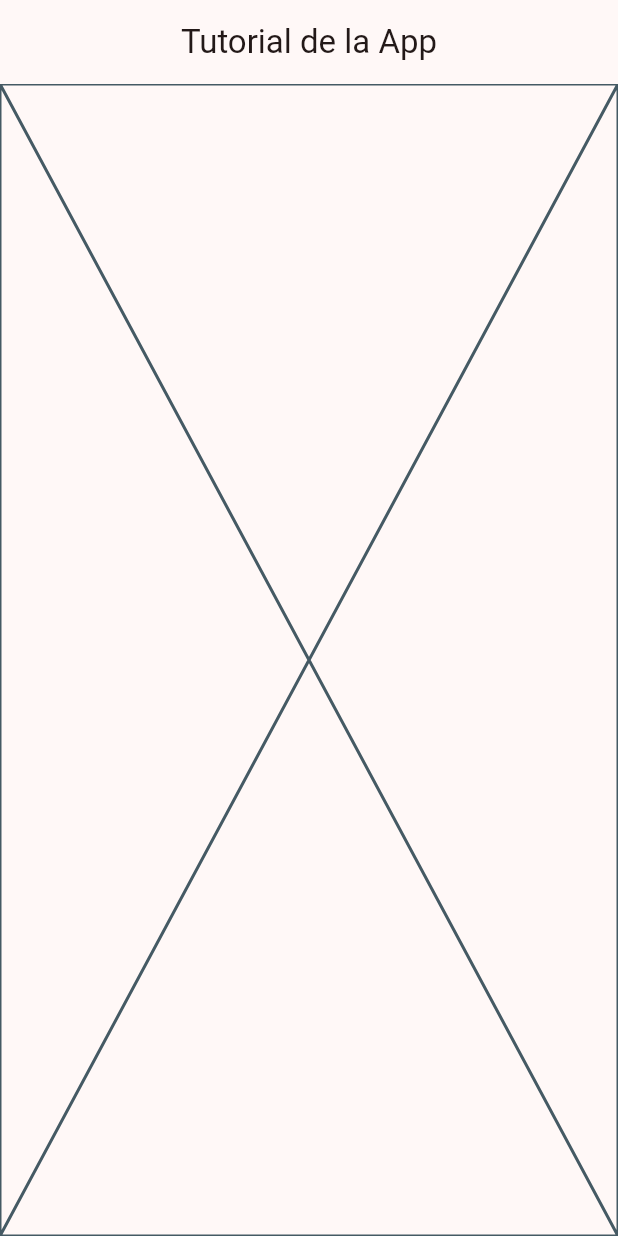
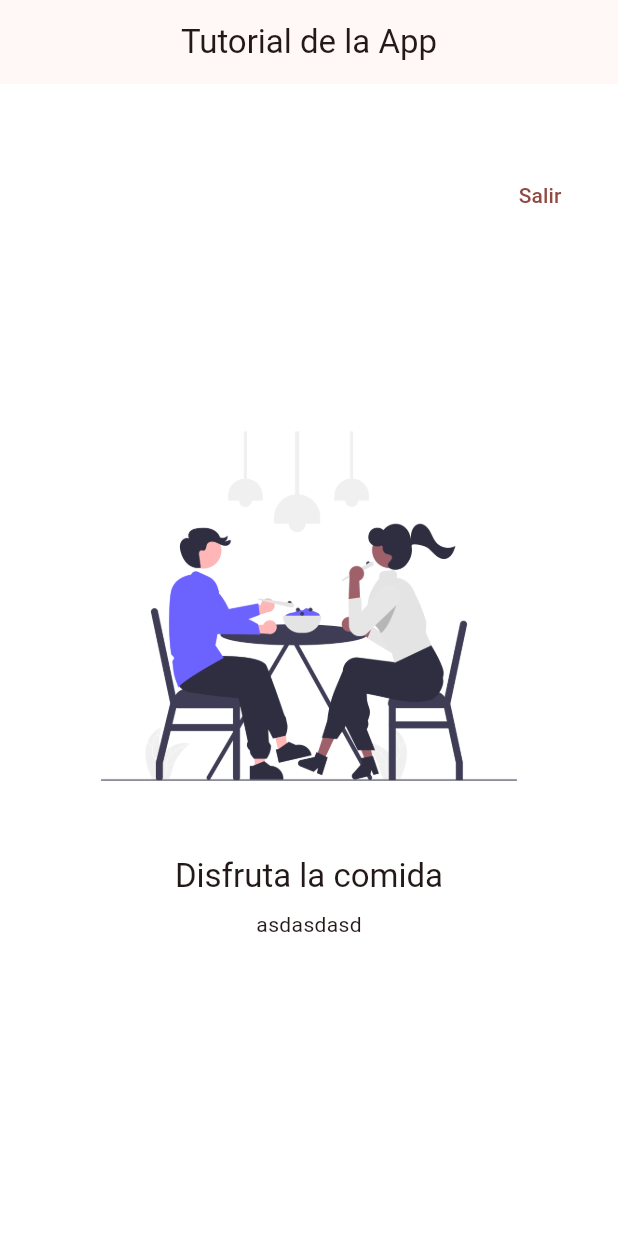
Before and after one commit to GastonGaitan/Widgets-App, a Flutter app: the AppTutorialScreen screen opened by its route, swiped to page 3, on a phone screen of 412 x 824 dp. Run offline on Flutter 3.47's test engine with Material 3 defaults, Android fonts, the phone set to English and light mode, and no system bars; our stand-ins replace go_router.

Commit message:
adding changes

```diff
--- a/lib/presentation/screens/app_tutorial/app_tutorial_screen.dart
+++ b/lib/presentation/screens/app_tutorial/app_tutorial_screen.dart
@@ -1,4 +1,5 @@
 import 'package:flutter/material.dart';
+import 'package:go_router/go_router.dart';
 
 class SlideInfo {
   final String title;
@@ -14,24 +15,60 @@ final slides = <SlideInfo>[
   SlideInfo('Disfruta la comida', 'asdasdasd', 'assets/images/3.png'),
 ];
 
-class AppTutorialScreen extends StatelessWidget {
+class AppTutorialScreen extends StatefulWidget {
   static const name = 'app_tutorial';
 
   const AppTutorialScreen({super.key});
 
   @override
+  State<AppTutorialScreen> createState() => _AppTutorialScreenState();
+}
+
+class _AppTutorialScreenState extends State<AppTutorialScreen> {
+
+  final PageController pageViewController = PageController();
+
+  @override
+  void initState() {
+    super.initState();
+    pageViewController.addListener(() {
+      print('${pageViewController.page}');
+    });
+
+  }
+
+  @override
   Widget build(BuildContext context) {
     return Scaffold(
+      backgroundColor: Colors.white,
       appBar: AppBar(
         title: const Text('Tutorial de la App'),
       ),
-        body: PageView(
+      body: Stack(
+        children: [
+          PageView(
+            controller: pageViewController,
             physics: const BouncingScrollPhysics(),
             children: slides
                 .map((slideData) => _Slide(
-                  slideData.title, slideData.caption, slideData.imageUrl))
+                      slideData.title,
+                      slideData.caption,
+                      slideData.imageUrl,
+                    ))
                 .toList(),
-        ));
+          ),
+          Positioned(
+              right: 20,
+              top: 50,
+              child: TextButton(
+                  onPressed: () {
+                    context.pop();
+                  },
+                  child: Text('Salir'))
+          )
+        ],
+      ),
+    );
   }
 }
 
@@ -44,6 +81,33 @@ class _Slide extends StatelessWidget {
 
   @override
   Widget build(BuildContext context) {
-    return Placeholder();
+    final titleStyle = Theme.of(context).textTheme.titleLarge;
+    final captionStyle = Theme.of(context).textTheme.bodyMedium;
+
+    return Padding(
+      padding: const EdgeInsets.symmetric(horizontal: 30),
+      child: Center(
+        child: Column(
+          mainAxisAlignment: MainAxisAlignment.center,
+          crossAxisAlignment: CrossAxisAlignment.center,
+          children: [
+            Image(
+              image: AssetImage(imageUrl),
+              height: 300,
+            ),
+            const SizedBox(height: 16),
+            Text(
+              title,
+              style: titleStyle,
+            ),
+            const SizedBox(height: 8),
+            Text(
+              caption,
+              style: captionStyle,
+            ),
+          ],
+        ),
+      ),
+    );
   }
 }
--- a/pubspec.yaml
+++ b/pubspec.yaml
@@ -19,5 +19,5 @@ dev_dependencies:
 flutter:
   uses-material-design: true
 
-assets:
-  - assets/images/
+  assets:
+    - assets/images/
```
Also changed, not shown: assets/images/1.png (renamed from asssets/images/1.png), assets/images/2.png (renamed from asssets/images/2.png), assets/images/3.png (renamed from asssets/images/3.png), assets/images/jar-loading.gif (renamed from asssets/images/jar-loading.gif). Lines whose indentation alone changed are shown as unchanged.
